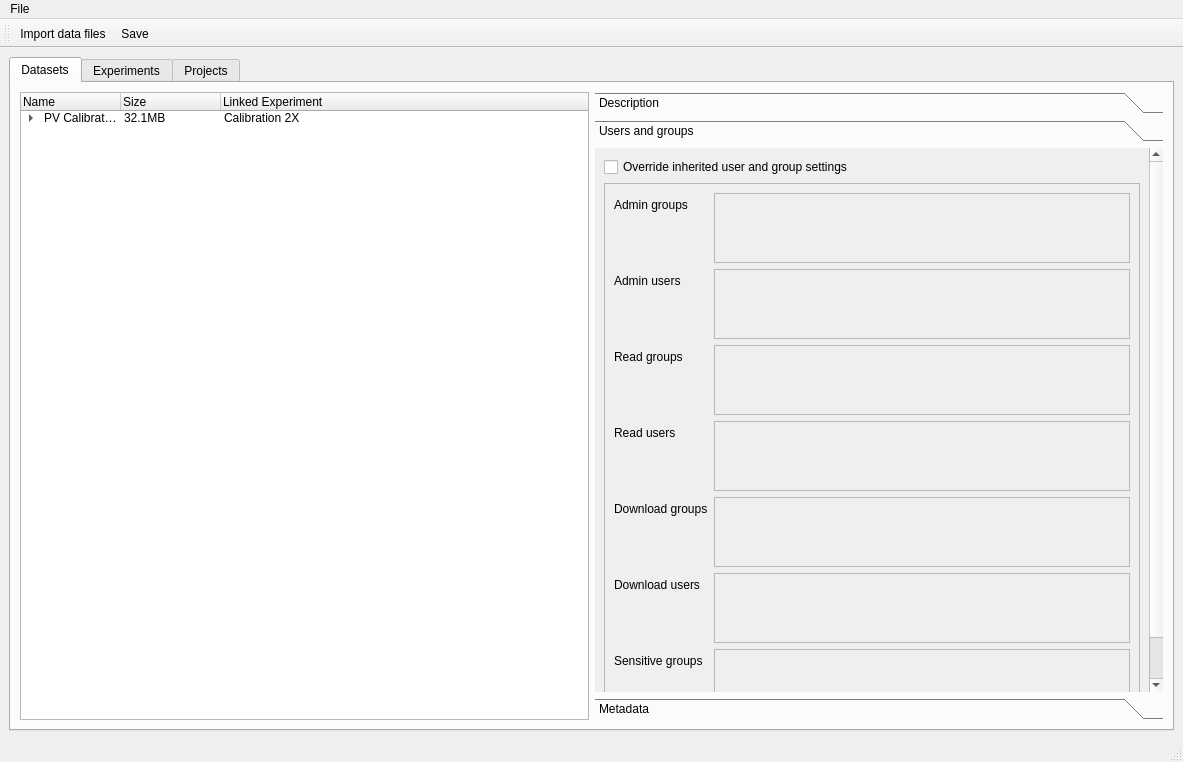
Old version of the form MainWindow.ui in the repository UoA-eResearch/mytardis_ime.
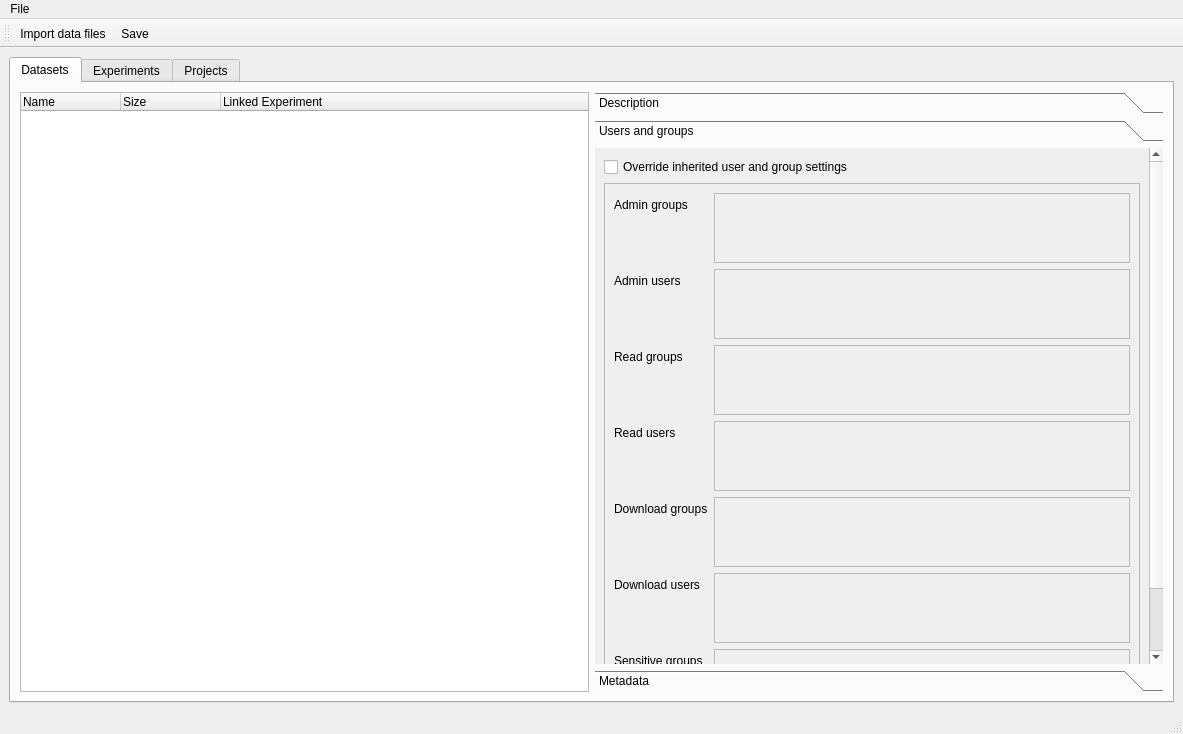
New version of the form. The open tabs and pages were chosen to show the change. Icons and pictures are not drawn.

Patch:
```diff
--- a/MainWindow.ui
+++ b/MainWindow.ui
@@ -7,7 +7,7 @@
     <x>0</x>
     <y>0</y>
     <width>1183</width>
-    <height>762</height>
+    <height>734</height>
    </rect>
   </property>
   <property name="windowTitle">
@@ -17,8 +17,23 @@
    <layout class="QHBoxLayout" name="horizontalLayout">
     <item>
      <widget class="QTabWidget" name="Tabs">
+      <property name="tabPosition">
+       <enum>QTabWidget::North</enum>
+      </property>
+      <property name="tabShape">
+       <enum>QTabWidget::Rounded</enum>
+      </property>
       <property name="currentIndex">
-       <number>1</number>
+       <number>0</number>
+      </property>
+      <property name="usesScrollButtons">
+       <bool>false</bool>
+      </property>
+      <property name="documentMode">
+       <bool>false</bool>
+      </property>
+      <property name="tabsClosable">
+       <bool>false</bool>
       </property>
       <widget class="QWidget" name="datasetTab">
        <attribute name="title">
@@ -44,25 +59,6 @@
               <string>Linked Experiment</string>
              </property>
             </column>
-            <item>
-             <property name="text">
-              <string>PV Calibration 10X 1</string>
-             </property>
-             <property name="text">
-              <string>32.1MB</string>
-             </property>
-             <property name="text">
-              <string>Calibration 2X</string>
-             </property>
-             <item>
-              <property name="text">
-               <string>20200105_1.TIFF</string>
-              </property>
-              <property name="text">
-               <string>4.3MB</string>
-              </property>
-             </item>
-            </item>
            </widget>
           </item>
          </layout>
@@ -143,8 +139,8 @@
             <rect>
              <x>0</x>
              <y>0</y>
-             <width>551</width>
-             <height>772</height>
+             <width>536</width>
+             <height>765</height>
             </rect>
            </property>
            <attribute name="label">
```
Left out of the diff: 41 changed lines with no effect on the pictures.
